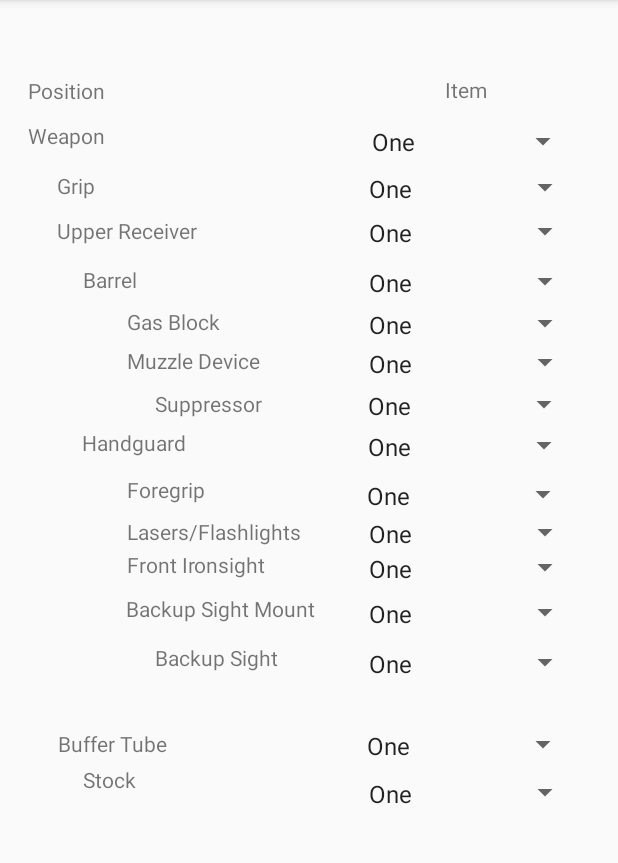
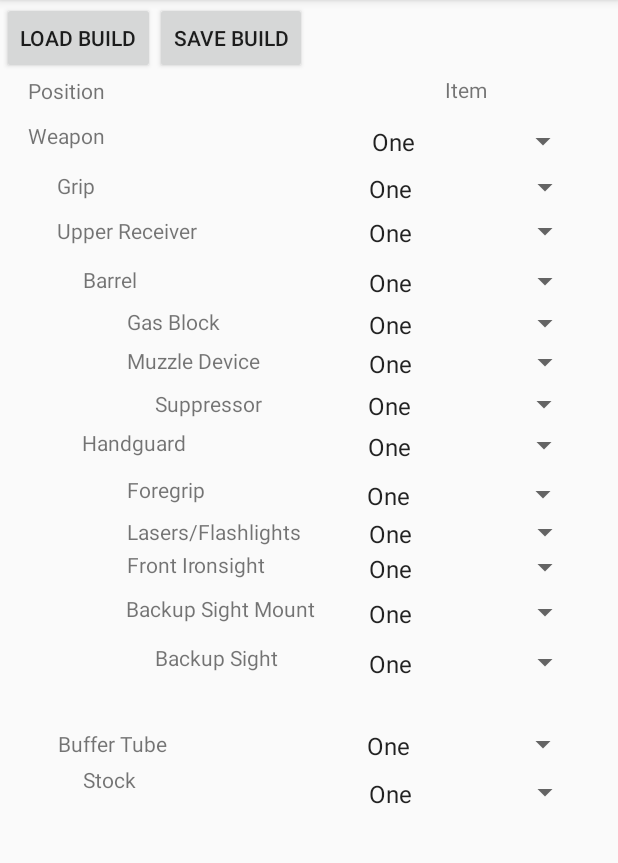
Before and after one commit to RoastedThirdofaMango/CS125-Tarkov-Builder, an Android app: the newBuildActivity screen opened directly, with no data from a screen before it, on a phone screen of 412 x 824 dp, the part 84-947 px from its top. Run offline under Robolectric (Android 15) with nearby library versions, the phone set to English and light mode, and no system bars.

Commit message:
Finished what I understood about the menus.

```diff
--- a/app/src/main/res/layout/activity_new_build.xml
+++ b/app/src/main/res/layout/activity_new_build.xml
@@ -574,5 +574,27 @@
         android:layout_height="wrap_content"
         android:orientation="horizontal"
         app:layout_constraintGuide_begin="225dp" />
+    <LinearLayout
+        android:layout_width="409dp"
+        android:layout_height="116dp"
+        android:layout_marginTop="1dp"
+        android:orientation="horizontal"
+        app:layout_constraintEnd_toEndOf="parent"
+        app:layout_constraintHorizontal_bias="0.5"
+        app:layout_constraintStart_toStartOf="parent"
+        app:layout_constraintTop_toTopOf="parent">
+
+        <Button
+            android:id="@+id/loadButton"
+            android:layout_width="wrap_content"
+            android:layout_height="wrap_content"
+            android:text="Load Build" />
+
+        <Button
+            android:id="@+id/saveButton"
+            android:layout_width="wrap_content"
+            android:layout_height="wrap_content"
+            android:text="Save Build" />
+    </LinearLayout>
 
 </androidx.constraintlayout.widget.ConstraintLayout>
```
